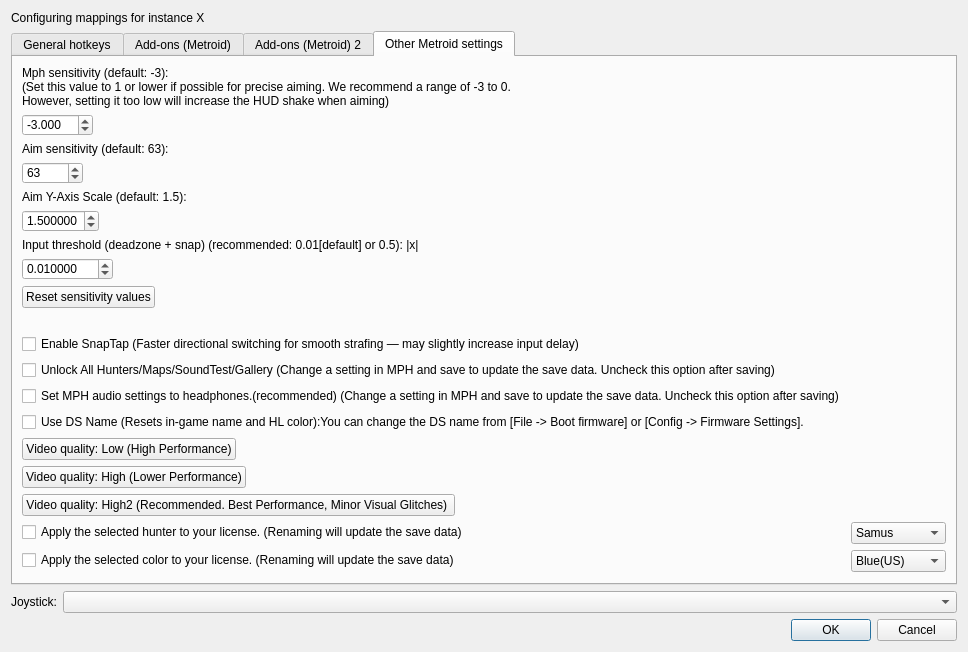
The window that src/frontend/qt_sdl/InputConfig/InputConfigDialog.ui (ag-advania/melonPrimeDS) describes before a commit, drawn with Qt 5.
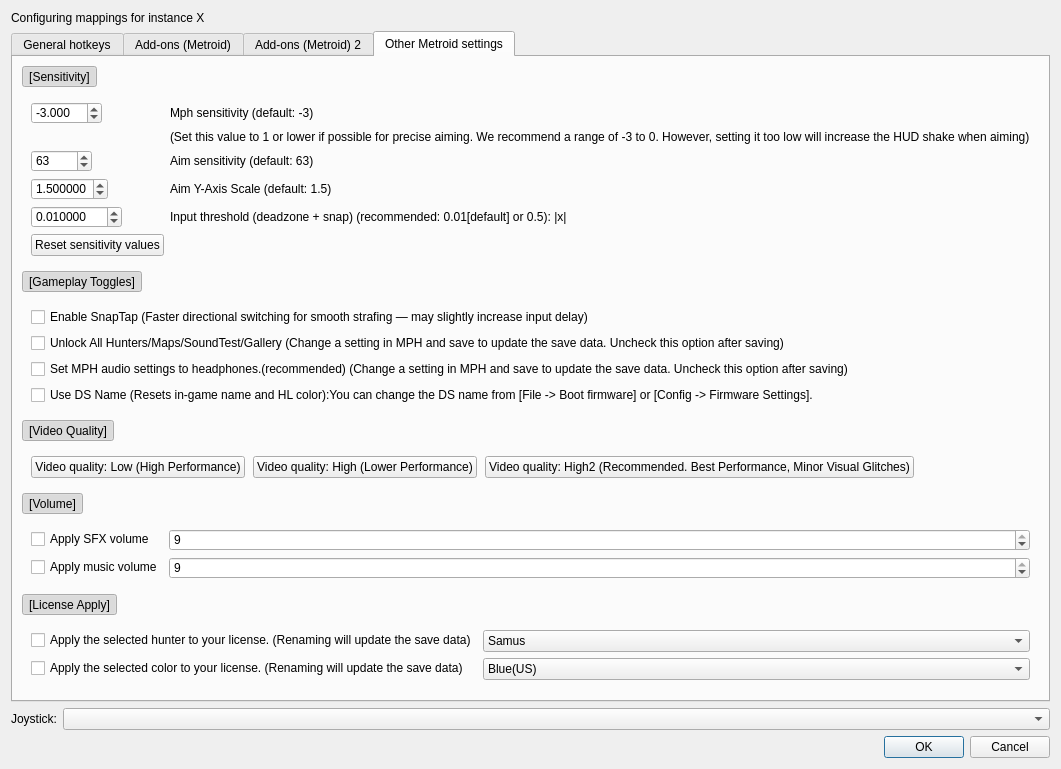
The same window after the commit. The open tabs and pages were chosen to show the change.

Commit message: Add Volume Config

What changed in the file:
```diff
--- a/src/frontend/qt_sdl/InputConfig/InputConfigDialog.ui
+++ b/src/frontend/qt_sdl/InputConfig/InputConfigDialog.ui
@@ -18,7 +18,7 @@
   </property>
   <layout class="QGridLayout" name="gridLayout_4">
    <property name="sizeConstraint">
-    <enum>QLayout::SetFixedSize</enum>
+    <enum>QLayout::SetMinimumSize</enum>
    </property>
    <item row="8" column="1">
     <widget class="QDialogButtonBox" name="buttonBox">
@@ -2305,27 +2305,32 @@
 		    <attribute name="title">
 			    <string>Other Metroid settings</string>
 		    </attribute>
-		    <!-- Form layout to organize setting items in a grid -->
-		    <layout class="QFormLayout" name="metroidFormLayout">
-
-
-				<!-- MPH sensitivity configuration -->
-				<item row="0" column="0">
-					<!-- Label for aim sensitivity -->
-					<widget class="QLabel" name="metroidMphSensitvityLabel">
+			<layout class="QVBoxLayout" name="metroidVLayout" stretch="0,0,0,0,1">
+				<!-- ===== セクション：Sensitivity ===== -->
+				<item>
+					<widget class="QToolButton" name="secSensBtn">
+						<property name="checkable">
+							<bool>true</bool>
+						</property>
+						<property name="checked">
+							<bool>true</bool>
+						</property>
+						<property name="toolButtonStyle">
+							<enum>Qt::ToolButtonTextBesideIcon</enum>
+						</property>
 						<property name="text">
-							<string>
-								&lt;html&gt;&lt;body&gt;
-								Mph sensitivity (default: -3):&lt;br/&gt;
-								(Set this value to 1 or lower if possible for precise aiming. We recommend a range of -3 to 0.&lt;br/&gt;
-								However, setting it too low will increase the HUD shake when aiming)
-								&lt;/body&gt;&lt;/html&gt;
-							</string>
+							<string>[Sensitivity]</string>
 						</property>
 					</widget>
 				</item>
-				<item row="1" column="0">
-					<!-- Double spin box for aim sensitivity value (range: -5.0 ~ 155.0) -->
+				<item>
+					<widget class="QFrame" name="secSensBody">
+						<property name="frameShape">
+							<enum>QFrame::NoFrame</enum>
+						</property>
+						<layout class="QFormLayout" name="formSens">
+							<!-- MPH sensitivity -->
+							<item row="0" column="0">
 					<widget class="QDoubleSpinBox" name="metroidMphSensitvitySpinBox">
 						<property name="minimum">
 							<double>-5.008</double>
@@ -2344,18 +2349,24 @@
 						</property>
 					</widget>
 				</item>
-
-				<!-- Aim sensitivity configuration -->
+							<item row="0" column="1">
+								<widget class="QLabel" name="metroidMphSensitvityLabel">
+									<property name="text">
+										<string>Mph sensitivity (default: -3)</string>
+									</property>
+								</widget>
+							</item>
+							
+							<item row="1" column="1">
+								<widget class="QLabel" name="metroidMphSensitvityLabel2">
+									<property name="text">
+										<string>(Set this value to 1 or lower if possible for precise aiming. We recommend a range of -3 to 0. However, setting it too low will increase the HUD shake when aiming)</string>
+									</property>
+								</widget>
+							</item>
+							
+							<!-- Aim sensitivity -->
 			    <item row="2" column="0">
-				    <!-- Label for aim sensitivity -->
-				    <widget class="QLabel" name="metroidAimSensitvityLabel">
-					    <property name="text">
-						    <string>Aim sensitivity (default: 63):</string>
-					    </property>
-				    </widget>
-			    </item>
-			    <item row="3" column="0">
-				    <!-- Spin box for aim sensitivity value (range: 0-99999) -->
 				    <widget class="QSpinBox" name="metroidAimSensitvitySpinBox">
 					    <property name="minimum">
 						    <number>0</number>
@@ -2368,17 +2379,17 @@
 					    </property>
 				    </widget>
 			    </item>
-
-				<!-- Aim sensitivity configuration -->
-				<item row="4" column="0">
-					<!-- Label for aim sensitivity -->
-					<widget class="QLabel" name="metroidAimYAxisScaleLabel">
+							<item row="2" column="1">
+								<widget class="QLabel" name="metroidAimSensitvityLabel">
 						<property name="text">
-							<string>Aim Y-Axis Scale (default: 1.5):</string>
+										<string>Aim sensitivity (default: 63)</string>
 						</property>
 					</widget>
 				</item>
-				<item row="5" column="0">
+
+
+							<!-- Y-axis scale -->
+							<item row="3" column="0">
 					<widget class="QDoubleSpinBox" name="metroidAimYAxisScaleSpinBox">
 						<property name="minimum">
 							<double>0.000001</double>
@@ -2397,16 +2408,16 @@
 						</property>
 					</widget>
 				</item>
+							<item row="3" column="1">
+								<widget class="QLabel" name="metroidAimYAxisScaleLabel">
+									<property name="text">
+										<string>Aim Y-Axis Scale (default: 1.5)</string>
+									</property>
+								</widget>
+							</item>
 
+							<!-- Input threshold -->
 				<item row="6" column="0">
-					<!-- Label for aim sensitivity -->
-					<widget class="QLabel" name="metroidAimAdjustLabel">
-						<property name="text">
-							<string>Input threshold (deadzone + snap) (recommended: 0.01[default] or 0.5): |x|&lt;a → 0, a ≤ |x|&lt;1 → ±1, |x|≥1 → as is (a=0: off = all values under 1 ignored, no snap)</string>
-						</property>
-					</widget>
-				</item>
-				<item row="7" column="0">
 					<widget class="QDoubleSpinBox" name="metroidAimAdjustSpinBox">
 						<property name="minimum">
 							<double>0.000000</double>
@@ -2425,8 +2436,16 @@
 						</property>
 					</widget>
 				</item>
+							<item row="6" column="1">
+								<widget class="QLabel" name="metroidAimAdjustLabel">
+									<property name="text">
+										<string>Input threshold (deadzone + snap) (recommended: 0.01[default] or 0.5): |x|&lt;a → 0, a ≤ |x|&lt;1 → ±1, |x|≥1 → as is (a=0: off = all values under 1 ignored, no snap)</string>
+									</property>
+								</widget>
+							</item>
 
-			    <!-- Reset button for sensitivity settings -->
+
+							<!-- Reset -->
 			    <item row="8" column="0">
 				    <widget class="QPushButton" name="metroidResetSensitivityValues">
 					    <property name="text">
@@ -2434,78 +2453,246 @@
 					    </property>
 				    </widget>
 			    </item>
+						</layout>
+					</widget>
+				</item>
 
-			    <!-- Add vertical spacing -->
-			    <item row="9" column="0">
-				    <widget class="QLabel" name="emptyLabel2">
+				<!-- ===== セクション：Gameplay Toggles ===== -->
+				<item>
+					<widget class="QToolButton" name="secGameplayBtn">
+						<property name="checkable">
+							<bool>true</bool>
+						</property>
+						<property name="checked">
+							<bool>true</bool>
+						</property>
+						<property name="toolButtonStyle">
+							<enum>Qt::ToolButtonTextBesideIcon</enum>
+						</property>
 					    <property name="text">
-						    <string> </string>
+							<string>[Gameplay Toggles]</string>
 					    </property>
 				    </widget>
 			    </item>
-
-				<!-- SnapTap -->
-				<item row="10" column="0">
+				<item>
+					<widget class="QFrame" name="secGameplayBody">
+						<property name="frameShape">
+							<enum>QFrame::NoFrame</enum>
+						</property>
+						<layout class="QFormLayout" name="formGameplay">
+							<item row="0" column="0">
 					<widget class="QCheckBox" name="cbMetroidEnableSnapTap">
 						<property name="text">
 							<string>Enable SnapTap (Faster directional switching for smooth strafing — may slightly increase input delay)</string>
 						</property>
 					</widget>
 				</item>
-				
-				<item row="11" column="0">
+							<item row="1" column="0">
 					<widget class="QCheckBox" name="cbMetroidUnlockAll">
 						<property name="text">
 							<string>Unlock All Hunters/Maps/SoundTest/Gallery (Change a setting in MPH and save to update the save data. Uncheck this option after saving)</string>
 						</property>
 					</widget>
 				</item>
-
-				<item row="12" column="0">
+							<item row="2" column="0">
 					<widget class="QCheckBox" name="cbMetroidApplyHeadphone">
 						<property name="text">
 							<string>Set MPH audio settings to headphones.(recommended) (Change a setting in MPH and save to update the save data. Uncheck this option after saving)</string>
 						</property>
 					</widget>
 				</item>
-
-				<item row="13" column="0">
+							<item row="3" column="0">
 					<widget class="QCheckBox" name="cbMetroidUseFirmwareName">
 						<property name="text">
 							<string>Use DS Name (Resets in-game name and HL color):You can change the DS name from [File -&gt; Boot firmware] or [Config -&gt; Firmware Settings].</string>
 						</property>
 					</widget>
 				</item>
+						</layout>
+					</widget>
+				</item>
 
-				<!-- Low quality -->
-			    <item row="14" column="0">
+				<!-- ===== セクション：Video Quality ===== -->
+				<item>
+					<widget class="QToolButton" name="secVideoBtn">
+						<property name="checkable">
+							<bool>true</bool>
+						</property>
+						<property name="checked">
+							<bool>true</bool>
+						</property>
+						<property name="toolButtonStyle">
+							<enum>Qt::ToolButtonTextBesideIcon</enum>
+						</property>
+						<property name="text">
+							<string>[Video Quality]</string>
+						</property>
+					</widget>
+				</item>
+				<item>
+					<widget class="QFrame" name="secVideoBody">
+						<property name="frameShape">
+							<enum>QFrame::NoFrame</enum>
+						</property>
+						<!-- ↓ ここから置き換え -->
+						<layout class="QHBoxLayout" name="videoButtonsLayout">
+							<property name="spacing">
+								<number>8</number>
+							</property>
+							<item>
 				    <widget class="QPushButton" name="metroidSetVideoQualityToLow">
 					    <property name="text">
 						    <string>Video quality: Low (High Performance)</string>
 					    </property>
 				    </widget>
 			    </item>
-
-			    <!-- High quality -->
-			    <item row="15" column="0">
+							<item>
 				    <widget class="QPushButton" name="metroidSetVideoQualityToHigh">
 					    <property name="text">
 						    <string>Video quality: High (Lower Performance)</string>
 					    </property>
 				    </widget>
 			    </item>
-
-				<!-- High2 quality -->
-				<item row="16" column="0">
+							<item>
 					<widget class="QPushButton" name="metroidSetVideoQualityToHigh2">
 						<property name="text">
-							<string>Video quality: High2 (Recommended. Best Performance, Minor Visual Glitches) </string>
+										<string>Video quality: High2 (Recommended. Best Performance, Minor Visual Glitches)</string>
 						</property>
 					</widget>
 				</item>
+							<!-- 余白用（右側に伸ばして左寄せを保つ）-->
+							<item>
+								<spacer name="videoButtonsSpacer">
+									<property name="orientation">
+										<enum>Qt::Horizontal</enum>
+									</property>
+									<property name="sizeHint" stdset="0">
+										<size>
+											<width>40</width>
+											<height>20</height>
+										</size>
+									</property>
+								</spacer>
+							</item>
+						</layout>
+						<!-- ↑ ここまで置き換え -->
+					</widget>
+				</item>
 
-				<!-- Apply selected Hunter -->
-				<item row="17" column="0">
+				<!-- ===== セクション：Volume ===== -->
+				<item>
+					<widget class="QToolButton" name="secVolumeBtn">
+						<property name="checkable">
+							<bool>true</bool>
+						</property>
+						<property name="checked">
+							<bool>true</bool>
+						</property>
+						<property name="toolButtonStyle">
+							<enum>Qt::ToolButtonTextBesideIcon</enum>
+						</property>
+						<property name="text">
+							<string>[Volume]</string>
+						</property>
+					</widget>
+				</item>
+				<item>
+					<widget class="QFrame" name="secVolumeBody">
+						<property name="frameShape">
+							<enum>QFrame::NoFrame</enum>
+						</property>
+						<layout class="QFormLayout" name="formVolume">
+
+							<!-- SFX volume -->
+							<item row="0" column="0">
+								<widget class="QCheckBox" name="cbMetroidApplySfxVolume">
+									<property name="text">
+										<string>Apply SFX volume</string>
+									</property>
+									<!-- 設定キー: Metroid.Apply.SfxVolume (bool) -->
+									<property name="toolTip">
+										<string>Setting Key: Metroid.Apply.SfxVolume (check to apply)</string>
+									</property>
+								</widget>
+							</item>
+							<item row="0" column="1">
+								<widget class="QSpinBox" name="spinMetroidVolumeSFX">
+									<property name="minimum">
+										<number>0</number>
+									</property>
+									<property name="maximum">
+										<number>9</number>
+									</property>
+									<property name="value">
+										<number>9</number>
+									</property>
+									<!-- 設定キー: Metroid.Volume.SFX (0～9) -->
+									<property name="toolTip">
+										<string>Setting Key: Metroid.Volume.SFX (0–9)</string>
+									</property>
+								</widget>
+							</item>
+
+							<!-- Music volume -->
+							<item row="1" column="0">
+								<widget class="QCheckBox" name="cbMetroidApplyMusicVolume">
+									<property name="text">
+										<string>Apply music volume</string>
+									</property>
+									<!-- 設定キー: Metroid.Apply.MusicVolume (bool) -->
+									<property name="toolTip">
+										<string>Setting Key: Metroid.Apply.MusicVolume (check to apply)</string>
+									</property>
+								</widget>
+							</item>
+							<item row="1" column="1">
+								<widget class="QSpinBox" name="spinMetroidVolumeMusic">
+									<property name="minimum">
+										<number>0</number>
+									</property>
+									<property name="maximum">
+										<number>9</number>
+									</property>
+									<property name="value">
+										<number>9</number>
+									</property>
+									<!-- 設定キー: Metroid.Volume.Music (0～9) -->
+									<property name="toolTip">
+										<string>Setting Key: Metroid.Volume.Music (0–9)</string>
+									</property>
+								</widget>
+							</item>
+
+						</layout>
+					</widget>
+				</item>
+
+
+				<!-- ===== セクション：License Apply ===== -->
+				<item>
+					<widget class="QToolButton" name="secLicenseBtn">
+						<property name="checkable">
+							<bool>true</bool>
+						</property>
+						<property name="checked">
+							<bool>true</bool>
+						</property>
+						<property name="toolButtonStyle">
+							<enum>Qt::ToolButtonTextBesideIcon</enum>
+						</property>
+						<property name="text">
+							<string>[License Apply]</string>
+						</property>
+					</widget>
+				</item>
+				<item>
+					<widget class="QFrame" name="secLicenseBody">
+						<property name="frameShape">
+							<enum>QFrame::NoFrame</enum>
+						</property>
+						<layout class="QFormLayout" name="formLicense">
+							<!-- Hunter -->
+							<item row="0" column="0">
 					<widget class="QCheckBox" name="cbMetroidApplyHunter">
 						<property name="text">
 							<string>Apply the selected hunter to your license. (Renaming will update the save data)</string>
@@ -2513,10 +2700,9 @@
 						<property name="toolTip">
 							<string>Enables applying the selected hunter to the license.</string>
 						</property>
-						<!-- 設定キー: Metroid.Apply.Hunter (bool) -->
-					</widget>
-				</item>
-				<item row="17" column="1">
+								</widget>
+							</item>
+							<item row="0" column="1">
 					<widget class="QComboBox" name="comboMetroidSelectedHunter">
 						<property name="toolTip">
 							<string>Select the hunter to apply.</string>
@@ -2563,8 +2749,8 @@
 					</widget>
 				</item>
 
-				<!-- Apply selected Color -->
-				<item row="18" column="0">
+							<!-- Color -->
+							<item row="1" column="0">
 					<widget class="QCheckBox" name="cbMetroidApplyColor">
 						<property name="text">
 							<string>Apply the selected color to your license. (Renaming will update the save data)</string>
@@ -2572,10 +2758,9 @@
 						<property name="toolTip">
 							<string>Enables applying the selected color to the license.</string>
 						</property>
-						<!-- 設定キー: Metroid.Apply.Color (bool) -->
-					</widget>
-				</item>
-				<item row="18" column="1">
+								</widget>
+							</item>
+							<item row="1" column="1">
 					<widget class="QComboBox" name="comboMetroidSelectedColor">
 						<property name="toolTip">
 							<string>Select the color to apply.</string>
@@ -2601,10 +2786,27 @@
 						</property>
 					</widget>
 				</item>
+						</layout>
+					</widget>
+				</item>
 
+				<item>
+					<spacer name="verticalSpacer">
+						<property name="orientation">
+							<enum>Qt::Vertical</enum>
+						</property>
+						<property name="sizeHint" stdset="0">
+							<size>
+								<width>20</width>
+								<height>40</height>
+							</size>
+						</property>
+					</spacer>
+				</item>
 			</layout>
-	    </widget>
-		<!-- /MelonPrimeDS -->
+
+		</widget>
+
 	</widget>
    </item>
    <item row="7" column="0" colspan="2">
```
Left out of the diff: 39 changed lines with no effect on the pictures. Lines whose indentation alone changed are shown as unchanged. The commit also changes 3 other files.
